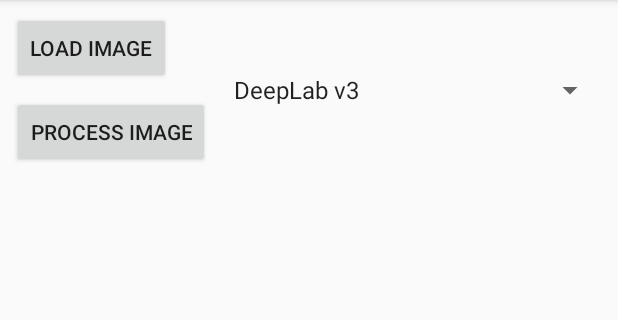
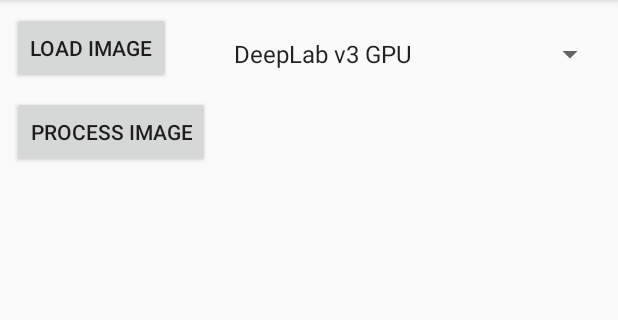
Before and after one commit to SpirinEgor/mobile_semantic_segmentation, an Android app: the screen it shows after launch (MainActivity), on a phone screen of 412 x 824 dp, the part 84-404 px from its top. Run offline under Robolectric (Android 15) with nearby library versions, the phone set to English and light mode, and no system bars; libraries missing offline, so code that uses them is left out: com.karumi.dexter, org.tensorflow.lite; 4 statements that could not run were skipped.

Commit message:
DeepLab V3 with GPU support Also blend result mask with source image Show time of running model

```diff
--- a/segmentation_app/app/build.gradle
+++ b/segmentation_app/app/build.gradle
@@ -21,6 +21,9 @@ android {
         }
     }
     buildToolsVersion '28.0.3'
+    aaptOptions {
+        noCompress "tflite"
+    }
 }
 
 dependencies {
@@ -32,4 +35,5 @@ dependencies {
     androidTestImplementation 'com.android.support.test:runner:1.0.2'
     androidTestImplementation 'com.android.support.test.espresso:espresso-core:3.0.2'
     implementation 'com.karumi:dexter:5.0.0'
+    implementation 'org.tensorflow:tensorflow-lite:0.0.0-gpu-experimental'
 }
--- a/segmentation_app/app/src/main/java/tech/spirin/segmentation/MainActivity.kt
+++ b/segmentation_app/app/src/main/java/tech/spirin/segmentation/MainActivity.kt
@@ -11,7 +11,7 @@ import android.support.v7.app.AppCompatActivity
 import android.util.Log
 import android.widget.*
 import tech.spirin.segmentation.dnn.DNN
-import tech.spirin.segmentation.dnn.DeepLabV3
+import tech.spirin.segmentation.dnn.DeepLabV3GPU
 import java.io.IOException
 import java.util.*
 
@@ -24,14 +24,16 @@ class MainActivity : AppCompatActivity() {
     private lateinit var processImageButton: Button
     private lateinit var originalImageView: ImageView
     private lateinit var processedImageView: ImageView
+    private lateinit var blendedImageView: ImageView
     private lateinit var spinner: Spinner
+    private lateinit var timeTextView: TextView
 
     private var currentImage: Bitmap? = null
 
     private val RESULT_GALLERY = 1
     private val RESULT_CAMERA = 2
 
-    private val availableDNN = arrayOf<DNN>(DeepLabV3())
+    private lateinit var availableDNN: Array<DNN>
 
     override fun onCreate(savedInstanceState: Bundle?) {
         super.onCreate(savedInstanceState)
@@ -43,7 +45,12 @@ class MainActivity : AppCompatActivity() {
         processImageButton = findViewById(R.id.process_image)
         originalImageView = findViewById(R.id.original_image)
         processedImageView = findViewById(R.id.processed_image)
+        blendedImageView = findViewById(R.id.blended_image)
         spinner = findViewById(R.id.spinner)
+        timeTextView = findViewById(R.id.time)
+
+        availableDNN = arrayOf(DeepLabV3GPU(this.assets))
+        availableDNN.map { it.initialize() }
 
         loadImageButton.setOnClickListener {
             showSelectImageDialog()
@@ -53,8 +60,11 @@ class MainActivity : AppCompatActivity() {
                 Toast.makeText(this, "Select image before process it", Toast.LENGTH_SHORT).show()
             } else {
                 val selectedDNN = spinner.selectedItemPosition
-                val mask = availableDNN[selectedDNN].process(currentImage!!)
-                processedImageView.setImageBitmap(mask)
+                val result = availableDNN[selectedDNN].process(currentImage!!)
+                processedImageView.setImageBitmap(result.first)
+                timeTextView.text = "${result.second} ms"
+                val blendImage = blendImages(currentImage!!, result.first)
+                blendedImageView.setImageBitmap(blendImage)
             }
         }
 
--- a/segmentation_app/app/src/main/java/tech/spirin/segmentation/dnn/DNN.kt
+++ b/segmentation_app/app/src/main/java/tech/spirin/segmentation/dnn/DNN.kt
@@ -1,18 +1,37 @@
 package tech.spirin.segmentation.dnn
 
+import android.content.res.AssetManager
 import android.graphics.Bitmap
+import org.tensorflow.lite.Interpreter
+import java.io.FileInputStream
+import java.nio.MappedByteBuffer
+import java.nio.channels.FileChannel
 
-abstract class DNN {
+
+abstract class DNN(protected val assetManager: AssetManager) {
 
     abstract val assetsPath: String
     abstract val name: String
+    abstract val inputShape: IntArray
+    abstract val outputShape: IntArray
 
-    init {
-        // Load dnn from assets
+    protected lateinit var model: Interpreter
+
+    open fun initialize() {
+        model = Interpreter(loadModelFile(assetManager, assetsPath))
     }
 
-    open fun process(originalImage: Bitmap) : Bitmap {
-        return originalImage
+    open fun process(originalImage: Bitmap) : Pair<Bitmap, Long> {
+        return originalImage to 0
+    }
+
+    protected fun loadModelFile(assetManager: AssetManager, MODEL_FILE: String): MappedByteBuffer {
+        val fileDescriptor = assetManager.openFd(MODEL_FILE)
+        val inputStream = FileInputStream(fileDescriptor.fileDescriptor)
+        val fileChannel = inputStream.channel
+        val startOffset = fileDescriptor.startOffset
+        val declaredLength = fileDescriptor.declaredLength
+        return fileChannel.map(FileChannel.MapMode.READ_ONLY, startOffset, declaredLength)
     }
 
 }
--- a/segmentation_app/app/src/main/java/tech/spirin/segmentation/dnn/DeepLabV3.kt
+++ /dev/null
@@ -1,14 +0,0 @@
-package tech.spirin.segmentation.dnn
-
-import android.graphics.Bitmap
-
-class DeepLabV3: DNN() {
-
-    override val assetsPath = ""
-    override val name = "DeepLab v3"
-
-    override fun process(originalImage: Bitmap) : Bitmap {
-        return originalImage
-    }
-
-}
--- /dev/null
+++ b/segmentation_app/app/src/main/java/tech/spirin/segmentation/dnn/DeepLabV3GPU.kt
@@ -0,0 +1,89 @@
+package tech.spirin.segmentation.dnn
+
+import android.content.res.AssetManager
+import android.graphics.Bitmap
+import android.graphics.Color
+import org.tensorflow.lite.Interpreter
+import org.tensorflow.lite.experimental.GpuDelegate
+
+
+
+class DeepLabV3GPU(assetManager: AssetManager) : DNN(assetManager) {
+
+    override val assetsPath = "DeepLab_GPU/deeplabv3_257_mv_gpu.tflite"
+    override val name = "DeepLab v3 GPU"
+    override val inputShape = intArrayOf(1, 257, 257, 3)
+    override val outputShape = intArrayOf(1, 257, 257, 21)
+
+    private val labelColors = arrayOf(
+        "background" to Color.rgb(0, 0, 0),
+        "aeroplane" to Color.rgb(128, 0, 0),
+        "bicycle" to Color.rgb(0, 128, 0),
+        "bird" to Color.rgb(128, 128, 0),
+        "boat" to Color.rgb(0, 0, 128),
+        "bottle" to Color.rgb(128, 0, 128),
+        "bus" to Color.rgb(0, 128, 128),
+        "car" to Color.rgb(128, 128, 128),
+        "cat" to Color.rgb(64, 0, 0),
+        "chair" to Color.rgb(192, 0, 0),
+        "cow" to Color.rgb(64, 128, 0),
+        "diningtable" to Color.rgb(192, 128, 0),
+        "dog" to Color.rgb(64, 0, 128),
+        "horse" to Color.rgb(192, 0, 128),
+        "motorbike" to Color.rgb(64, 128, 128),
+        "person" to Color.rgb(192, 128, 128),
+        "pottedplant" to Color.rgb(0, 64, 0),
+        "sheep" to Color.rgb(128, 64, 0),
+        "sofa" to Color.rgb(0, 192, 0),
+        "train" to Color.rgb(128, 192, 0),
+        "tv" to Color.rgb(0, 64, 128)
+    )
+
+    override fun initialize() {
+        val delegate = GpuDelegate()
+        val options = Interpreter.Options().addDelegate(delegate)
+        model = Interpreter(loadModelFile(assetManager, assetsPath), options)
+    }
+
+    override fun process(originalImage: Bitmap): Pair<Bitmap, Long> {
+        val originalHeight = originalImage.height
+        val originalWidth = originalImage.width
+
+        val scaledImage = Bitmap.createScaledBitmap(originalImage, inputShape[1], inputShape[2], false)
+
+        val input = Array(1) {
+            Array(inputShape[1]) { Array(inputShape[2]) { FloatArray(inputShape[3]) } }
+        }
+        val output = Array(1) {
+            Array(outputShape[1]) { Array(outputShape[2]) { FloatArray(outputShape[3]) } }
+        }
+
+        for (i in 0 until inputShape[1]) {
+            for (j in 0 until inputShape[2]) {
+                val pixel = scaledImage.getPixel(i, j)
+                input[0][i][j][0] = (Color.red(pixel).toFloat() - 128) / 128f
+                input[0][i][j][1] = (Color.green(pixel).toFloat() - 128) / 128f
+                input[0][i][j][2] = (Color.blue(pixel).toFloat() - 128) / 128f
+            }
+        }
+
+        val start = System.currentTimeMillis()
+        model.run(input, output)
+        val end = System.currentTimeMillis()
+
+        val scaledMask = Bitmap.createBitmap(outputShape[1], outputShape[2], Bitmap.Config.ARGB_8888)
+        for (x in 0 until outputShape[1]) {
+            for (y in 0 until outputShape[2]) {
+                var argMax = 0
+                for (label in 0 until labelColors.size) {
+                    if (output[0][x][y][argMax] < output[0][x][y][label]) {
+                        argMax = label
+                    }
+                }
+                scaledMask.setPixel(x, y, labelColors[argMax].second)
+            }
+        }
+        return Bitmap.createScaledBitmap(scaledMask, originalWidth, originalHeight, true) to (end - start)
+    }
+
+}
--- a/segmentation_app/app/src/main/res/layout/activity_main.xml
+++ b/segmentation_app/app/src/main/res/layout/activity_main.xml
@@ -34,13 +34,23 @@
                     android:layout_width="match_parent"
                     android:layout_height="wrap_content" android:id="@+id/original_image"
                     android:contentDescription="@string/original_image"
-                    android:layout_marginBottom="8dp" android:adjustViewBounds="true" android:scaleType="centerInside"/>
+                    android:adjustViewBounds="true"
+                    android:layout_marginBottom="8dp"
+                    android:scaleType="centerInside"/>
             <ImageView
                     android:layout_width="match_parent"
                     android:layout_height="wrap_content" android:id="@+id/processed_image"
                     android:contentDescription="@string/processed_image"
                     android:adjustViewBounds="true"
-                    android:layout_marginBottom="8dp" android:scaleType="centerInside"/>
+                    android:layout_marginBottom="8dp"
+                    android:scaleType="centerInside"/>
+            <ImageView
+                    android:layout_width="match_parent"
+                    android:layout_height="wrap_content" android:id="@+id/blended_image"
+                    android:contentDescription="@string/processed_image"
+                    android:adjustViewBounds="true"
+                    android:layout_marginBottom="8dp"
+                    android:scaleType="centerInside"/>
         </LinearLayout>
     </ScrollView>
     <Spinner
@@ -50,5 +60,13 @@
             app:layout_constraintEnd_toEndOf="parent"
             android:layout_marginEnd="8dp" android:layout_marginTop="8dp" app:layout_constraintTop_toTopOf="parent"
             app:layout_constraintStart_toEndOf="@+id/process_image" android:layout_marginStart="8dp"
-            android:layout_marginBottom="8dp" app:layout_constraintBottom_toTopOf="@+id/scrollView2"/>
+            android:layout_marginBottom="8dp" app:layout_constraintBottom_toTopOf="@+id/time"/>
+    <TextView
+            android:layout_width="0dp"
+            android:layout_height="0dp"
+            android:id="@+id/time"
+            app:layout_constraintBottom_toBottomOf="@+id/process_image"
+            app:layout_constraintEnd_toEndOf="parent" android:layout_marginEnd="8dp"
+            app:layout_constraintStart_toEndOf="@+id/process_image" android:layout_marginStart="8dp"
+            android:layout_marginTop="8dp" app:layout_constraintTop_toTopOf="@+id/process_image"/>
 </android.support.constraint.ConstraintLayout>
```
Also changed, not shown: segmentation_app/app/src/main/java/tech/spirin/segmentation/utils.kt (+46 -0 lines).
